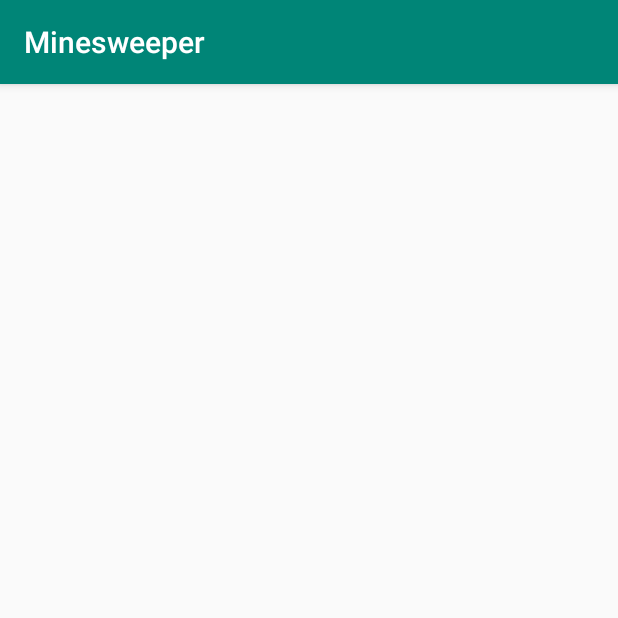
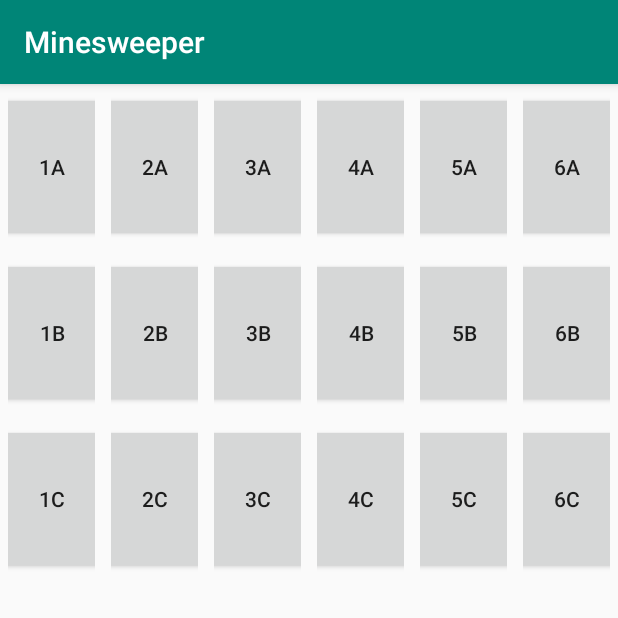
Before and after one commit to dborges2143/android-minesweepr, an Android app: the screen it shows after launch (MainActivity), on a phone screen of 412 x 824 dp, the top half of it. Run offline under Robolectric (Android 15) with nearby library versions, the phone set to English and light mode, and no system bars.

Commit message:
Create basic grid layout with squares. onClick toast not working yet.

```diff
--- a/app/src/main/java/com/borges/minesweeper/MainActivity.kt
+++ b/app/src/main/java/com/borges/minesweeper/MainActivity.kt
@@ -2,13 +2,13 @@ package com.borges.minesweeper
 
 import android.support.v7.app.AppCompatActivity
 import android.os.Bundle
+import android.util.Log
 import android.widget.GridView
 import android.widget.Toast
 import kotlinx.android.synthetic.main.activity_main.*
 
 class MainActivity : AppCompatActivity() {
-
-    lateinit var gridView: GridView
+    private val TAG = "MainActivity"
 
     private val numbers = listOf(
         "1a", "2a", "3a", "4a", "5a", "6a",
@@ -16,18 +16,15 @@ class MainActivity : AppCompatActivity() {
         "1c", "2c", "3c", "4c", "5c", "6c"
     )
 
-    private val
-
     override fun onCreate(savedInstanceState: Bundle?) {
         super.onCreate(savedInstanceState)
         setContentView(R.layout.activity_main)
 
-        gridView = grid_view
+        val adapter = MainAdapter(this, numbers)
+        grid_view.adapter = adapter
 
-        val adapter = MainAdapter(this, numbers)
-        gridView.adapter = adapter
-
-        gridView.setOnItemClickListener { parent, view, position, id ->
+        grid_view.setOnItemClickListener { _, _, position, _ ->
+            Log.d(TAG, "onItemClick: clicked position $position")
             Toast.makeText(this, "You clicked ${numbers[position]}", Toast.LENGTH_LONG).show()
         }
     }
--- a/app/src/main/java/com/borges/minesweeper/MainAdapter.kt
+++ b/app/src/main/java/com/borges/minesweeper/MainAdapter.kt
@@ -1,7 +1,34 @@
 package com.borges.minesweeper
 
+import android.content.Context
+import android.view.LayoutInflater
+import android.view.View
+import android.view.ViewGroup
 import android.widget.BaseAdapter
+import android.widget.Button
 
-class MainAdapter(mainActivity: MainActivity, numbers: List<String>) : BaseAdapter {
+class MainAdapter(private val context: Context, private val numbers: List<String>) : BaseAdapter() {
 
+    override fun getView(position: Int, convertView: View?, parent: ViewGroup?): View {
+        val inflater = context.getSystemService(Context.LAYOUT_INFLATER_SERVICE) as LayoutInflater
+
+        val view = convertView ?: inflater.inflate(R.layout.row_item, null, false)
+
+        val button = view?.findViewById<Button>(R.id.button_view)
+        button?.text = numbers[position]
+
+        return view
+    }
+
+    override fun getItem(position: Int): Any {
+        return numbers[position]
+    }
+
+    override fun getItemId(position: Int): Long {
+        return 0
+    }
+
+    override fun getCount(): Int {
+        return numbers.size
+    }
 }
--- /dev/null
+++ b/app/src/main/res/layout/row_item.xml
@@ -0,0 +1,10 @@
+<?xml version="1.0" encoding="utf-8"?>
+<LinearLayout xmlns:android="http://schemas.android.com/apk/res/android"
+              android:layout_width="match_parent"
+              android:layout_height="match_parent" android:orientation="vertical" android:padding="5dp"
+              android:gravity="center">
+    <Button
+            android:text="Button"
+            android:layout_width="100dp"
+            android:layout_height="100dp" android:id="@+id/button_view"/>
+</LinearLayout>
```
